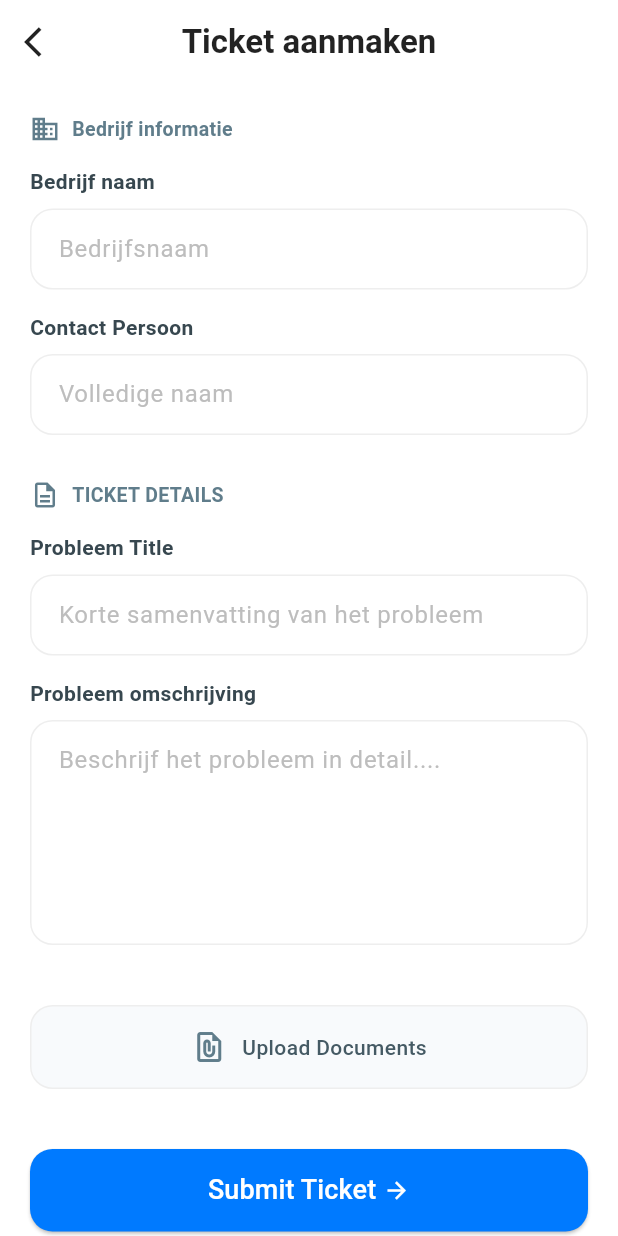
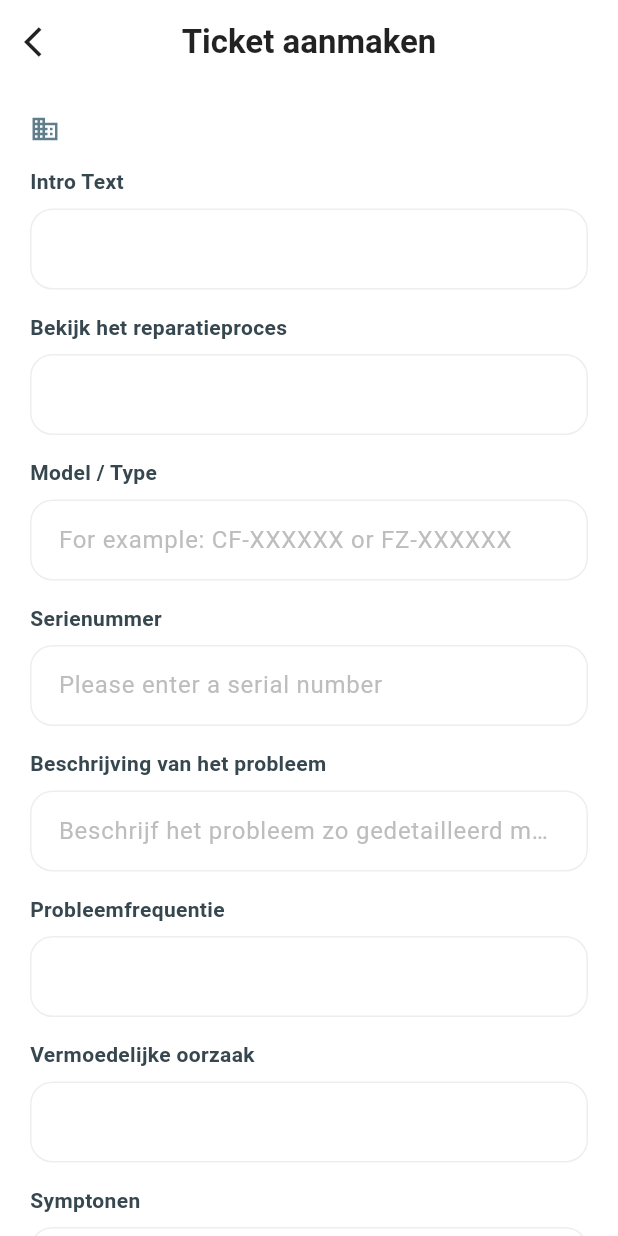
Before and after one commit to jessevandevelde/rma-flutter-app, a Flutter app: the screen it shows after launch, on a phone screen of 412 x 824 dp. Run offline on Flutter 3.47's test engine with Material 3 defaults, Android fonts, the phone set to English and light mode, and no system bars.

Commit message:
tickets update

```diff
--- a/lib/screens/create_ticket.dart
+++ b/lib/screens/create_ticket.dart
@@ -5,6 +5,7 @@ void main() => runApp(MaterialApp(home: CreateTicketScreen()));
 class CreateTicketScreen extends StatelessWidget {
   @override
   Widget build(BuildContext context) {
+    bool _isChecked = false;
     return Scaffold(
       backgroundColor: Colors.white,
       appBar: AppBar(
@@ -20,47 +21,57 @@ class CreateTicketScreen extends StatelessWidget {
           crossAxisAlignment: CrossAxisAlignment.start,
           children: [
             // --- COMPANY INFORMATION ---
-            _buildSectionHeader(Icons.business_outlined, 'Bedrijf informatie'),
+            _buildSectionHeader(Icons.business_outlined, ''),
             SizedBox(height: 15),
-            _buildLabel('Bedrijf naam'),
-            _buildTextField('Bedrijfsnaam'),
+            _buildLabel('Intro Text'),
+            _buildTextField(''),
             SizedBox(height: 15),
-            _buildLabel('Contact Persoon'),
-            _buildTextField('Volledige naam'),
+            _buildLabel('Bekijk het reparatieproces'),
+            _buildTextField(''),
+            SizedBox(height: 15),
+            _buildLabel('Model / Type'),
+            _buildTextField('For example: CF-XXXXXX or FZ-XXXXXX'),
+            SizedBox(height: 15),
+            _buildLabel('Serienummer'),
+            _buildTextField('Please enter a serial number'),
+            SizedBox(height: 15),
+            _buildLabel('Beschrijving van het probleem'),
+            _buildTextField('Beschrijf het probleem zo gedetailleerd mogelijk.'),
+            SizedBox(height: 15),
+            _buildLabel('Probleemfrequentie'),
+            _buildTextField(''),
+            SizedBox(height: 15),
+            _buildLabel('Vermoedelijke oorzaak'),
+            _buildTextField(''),
+            SizedBox(height: 15),
+            _buildLabel('Symptonen'),
+            _buildTextField(''),
+            SizedBox(height: 15),
+            _buildLabel('Persoonlijke gegevens'),
+            _buildTextField(''),
+            SizedBox(height: 15),
+            _buildLabel('Uw bedrijfsnaam'),
+            _buildTextField('Voer een bedrijfsnaam in'),
+            SizedBox(height: 15),
+            _buildLabel('Jouw telefoonnummer'),
+            _buildTextField('Voer een telefoonnummer in'),
+            SizedBox(height: 15),
+            _buildLabel('Ophaaldatum'),
+            _buildTextField(''),
 
-            SizedBox(height: 30),
 
-            // --- TICKET DETAILS ---
-            _buildSectionHeader(Icons.description_outlined, 'TICKET DETAILS'),
-            SizedBox(height: 15),
-            _buildLabel('Probleem Title'),
-            _buildTextField('Korte samenvatting van het probleem'),
-            SizedBox(height: 15),
-            _buildLabel('Probleem omschrijving'),
-            _buildTextField('Beschrijf het probleem in detail....', maxLines: 5),
+            Checkbox(
+              value: _isChecked,
+              onChanged: (bool? value) {
+                setState(() {
+                  _isChecked = value!;
+                });
+              },
+              controlAffinity: ListTileControlAffinity.leading,
+            ),
+            _buildTextField ("Ik erken en ga ermee akkoord dat mijn apparaat tijdens het reparatieproces mogelijk wordt gewist of dat de gegevens ervan worden verwijderd. Ik begrijp dat deze maatregel noodzakelijk is om een effectieve reparatie te garanderen en mijn privacy en veiligheid te beschermen.<br>Ik heb een back-up gemaakt van alle noodzakelijke gegevens en begrijp dat Dragon Media Group / Toughbookparts niet verantwoordelijk is voor enig gegevensverlies dat zich tijdens het reparatieproces kan voordoen"),
 
-            SizedBox(height: 20),
 
-            // --- Image picker ---
-            Row(
-              children: [
-                // --- Waar de images komen ---
-                // _buildAddPhotoButton(),
-                // SizedBox(width: 10),
-                // _buildImagePreview(''),
-                // SizedBox(width: 10),
-                // _buildImagePreview(''),
-              ],
-            ),
-
-            SizedBox(height: 20),
-
-            // --- Button voor upload ---
-            _buildUploadDocumentsButton(),
-
-            SizedBox(height: 40),
-
-            // --- Submit button ---
             SizedBox(
               width: double.infinity,
               height: 55,
@@ -125,25 +136,4 @@ class CreateTicketScreen extends StatelessWidget {
       ),
     );
   }
-
-  // "Upload Documents" knop
-  Widget _buildUploadDocumentsButton() {
-    return Container(
-      width: double.infinity,
-      padding: EdgeInsets.symmetric(vertical: 15),
-      decoration: BoxDecoration(
-        color: Color(0xFFF8FAFC),
-        borderRadius: BorderRadius.circular(15),
-        border: Border.all(color: Colors.grey[200]!),
-      ),
-      child: Row(
-        mainAxisAlignment: MainAxisAlignment.center,
-        children: [
-          Icon(Icons.file_present_outlined, color: Colors.blueGrey),
-          SizedBox(width: 10),
-          Text('Upload Documents', style: TextStyle(color: Colors.blueGrey[700], fontWeight: FontWeight.w500)),
-        ],
-      ),
-    );
   }
-}
```
